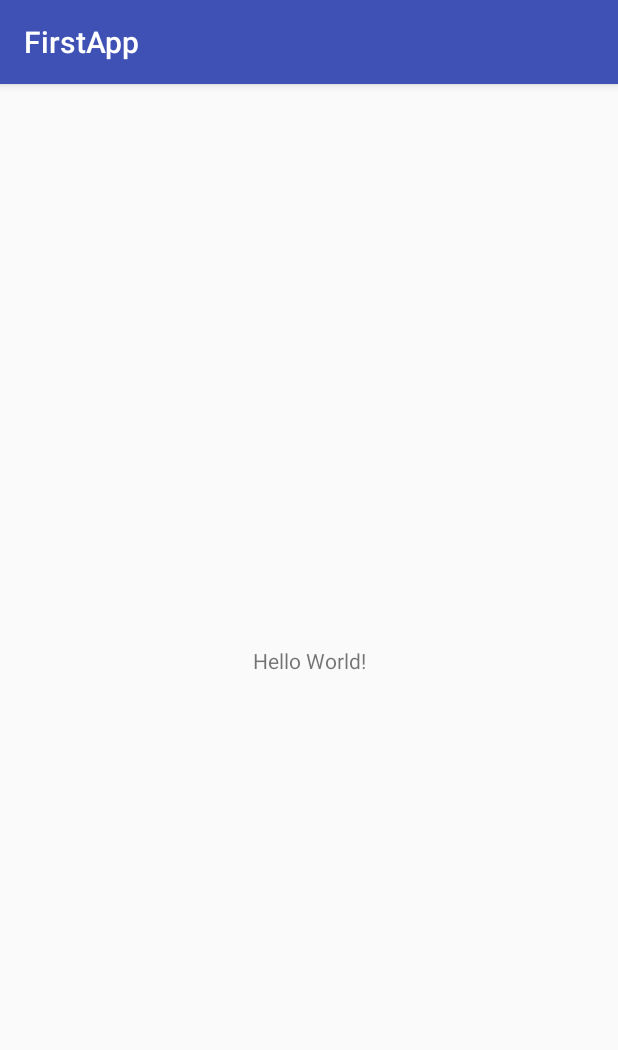
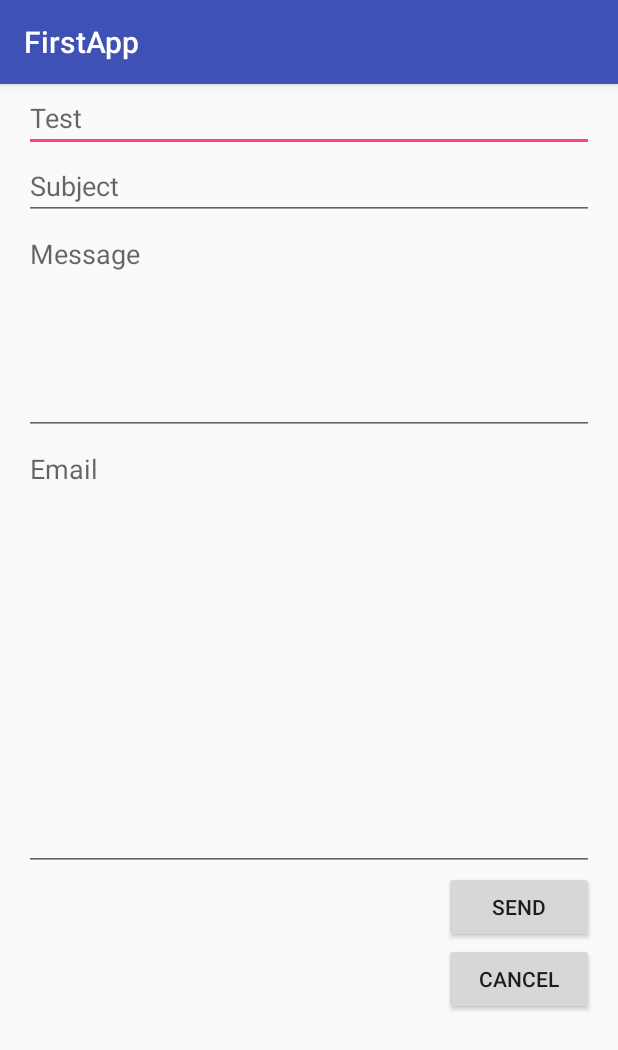
Before and after one commit to hainam01256/MyApp, an Android app: the screen it shows after launch (MainActivity), on a phone screen of 412 x 824 dp. Shown: the top 1050 px of the screen. Run offline under Robolectric (Android 15) with nearby library versions, the phone set to English and light mode, and no system bars.

Commit message:
code layout Linear

```diff
--- a/app/src/main/res/layout/activity_main.xml
+++ b/app/src/main/res/layout/activity_main.xml
@@ -1,18 +1,42 @@
 <?xml version="1.0" encoding="utf-8"?>
-<android.support.constraint.ConstraintLayout xmlns:android="http://schemas.android.com/apk/res/android"
-    xmlns:app="http://schemas.android.com/apk/res-auto"
-    xmlns:tools="http://schemas.android.com/tools"
+<LinearLayout xmlns:android="http://schemas.android.com/apk/res/android"
     android:layout_width="match_parent"
     android:layout_height="match_parent"
-    tools:context="com.example.student.firstapp.MainActivity">
+    android:paddingLeft="16dp"
+    android:paddingRight="16dp"
+    android:orientation="vertical"
+    android:weightSum="1">
+    <EditText
+        android:layout_width="match_parent"
+        android:layout_height="wrap_content"
+        android:hint="@string/Test" />
+    <EditText
+        android:layout_width="match_parent"
+        android:layout_height="wrap_content"
+        android:hint="@string/subject" />
+    <EditText
+        android:layout_width="match_parent"
+        android:layout_height="wrap_content"
+        android:layout_weight="0.2"
+        android:gravity="top"
+        android:hint="@string/message" />
+    <EditText
+        android:layout_width="match_parent"
+        android:layout_height="wrap_content"
+        android:layout_weight="0.5"
+        android:gravity="top"
+        android:hint="Email" />
 
-    <TextView
-        android:layout_width="wrap_content"
+    <Button
+        android:layout_width="100dp"
         android:layout_height="wrap_content"
-        android:text="Hello World!"
-        app:layout_constraintBottom_toBottomOf="parent"
-        app:layout_constraintLeft_toLeftOf="parent"
-        app:layout_constraintRight_toRightOf="parent"
-        app:layout_constraintTop_toTopOf="parent" />
+        android:layout_gravity="right"
+        android:text="Send" />
 
-</android.support.constraint.ConstraintLayout>
+    <Button
+        android:id="@+id/button"
+        android:layout_width="100dp"
+        android:layout_height="wrap_content"
+        android:layout_gravity="right"
+        android:text="Cancel" />
+</LinearLayout>
--- a/app/src/main/res/values/strings.xml
+++ b/app/src/main/res/values/strings.xml
@@ -1,3 +1,6 @@
 <resources>
     <string name="app_name">FirstApp</string>
+    <string name="Test">Test</string>
+    <string name="subject">Subject</string>
+    <string name="message">Message</string>
 </resources>
```
